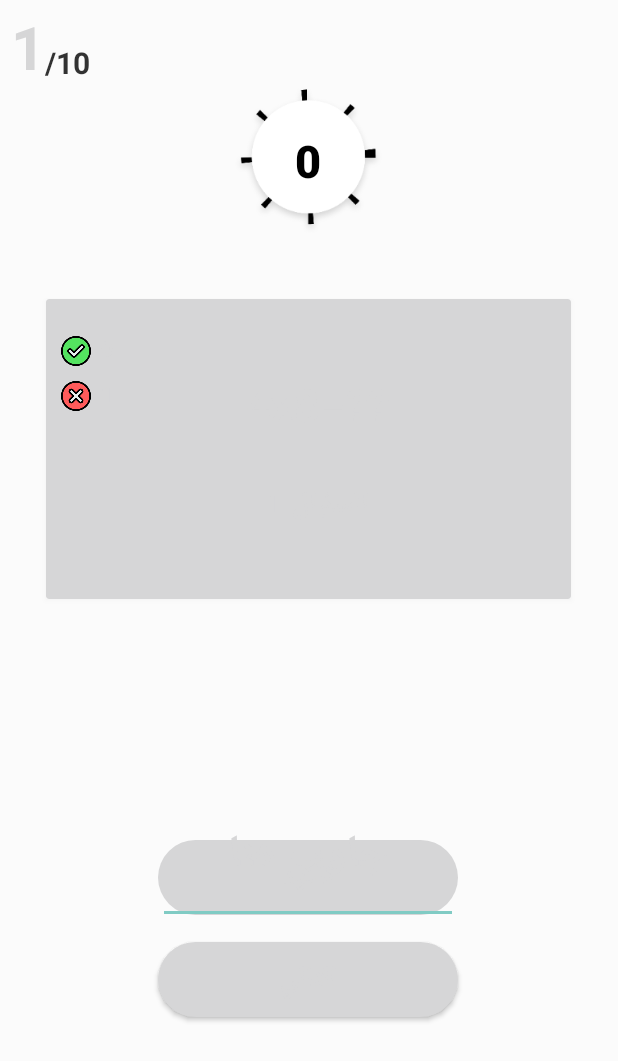
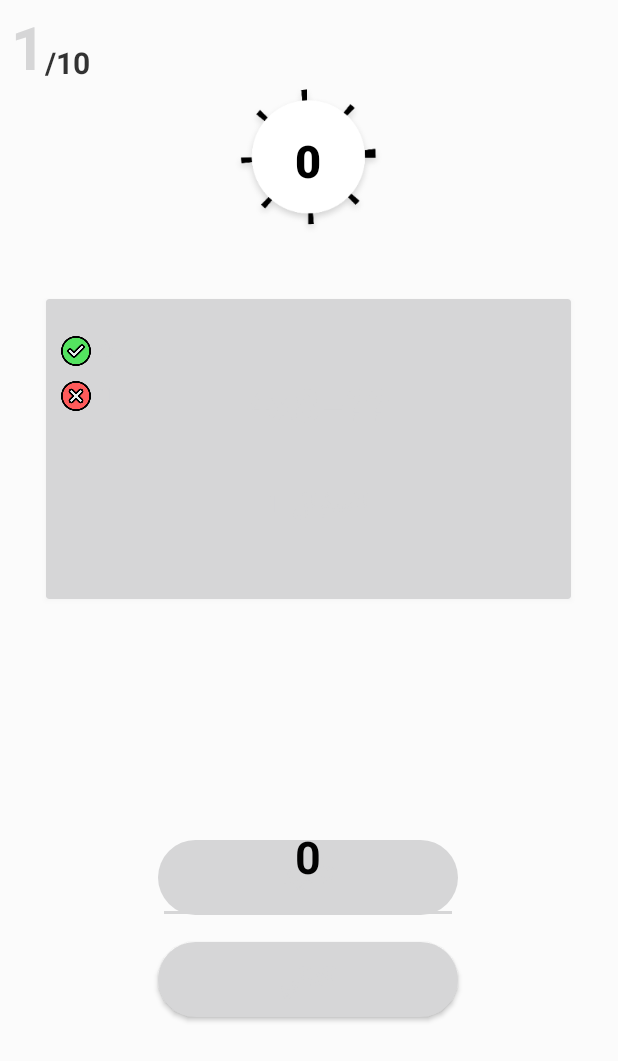
Before and after one commit to Abdulrahman0192/MathApp, an Android app: the MainActivity3 screen opened directly, with no data from a screen before it, after a tap on "تأكيد", on a phone screen of 412 x 824 dp. Shown: the top 1061 px of the screen. Run offline under Robolectric (Android 15) with nearby library versions, the phone set to English and light mode, and no system bars.

Commit message:
upgrade 0.2

```diff
--- a/app/src/main/java/com/example/mathapp/MainActivity3.java
+++ b/app/src/main/java/com/example/mathapp/MainActivity3.java
@@ -1,6 +1,4 @@
 package com.example.mathapp;
-
-import androidx.appcompat.app.AppCompatActivity;
 
 import android.content.Intent;
 import android.content.res.ColorStateList;
@@ -12,6 +10,8 @@ import android.widget.Button;
 import android.widget.EditText;
 import android.widget.TextView;
 import android.widget.Toast;
+
+import androidx.appcompat.app.AppCompatActivity;
 
 import java.util.Random;
 
@@ -106,7 +106,7 @@ public void updater() {
     submit.setEnabled(true);
     counter++;
 
-    counter1.setText("السؤال "+counter);
+    counter1.setText("السؤال " + counter);
 
 }//end method
 
@@ -119,6 +119,16 @@ public void Next(View view) {
 }//end method
 
 public void submit(View view) {
+
+    if (submit.isPressed() &&answer.getText().toString().isEmpty()) {
+
+        Toast.makeText(this, "يجب عليك ان ادخال قيمة", Toast.LENGTH_SHORT).show();
+
+    }//end if
+
+    else {
+
+
         countDownTimer.cancel();
         timeDown = 0;
         timer.setText("0");
@@ -148,7 +158,7 @@ public void submit(View view) {
         next.setEnabled(true);
         submit.setEnabled(false);
 
-
+    }//end else
 }//end method
 
 void cancelTimer() {
@@ -187,8 +197,8 @@ public void onBackPressed() {
     else {
         Intent intent = new Intent(MainActivity3.this, MainActivity.class);
         startActivity(intent);
-        playerPoints=0;
-        c=0;
+        playerPoints = 0;
+        c = 0;
         this.finish();
 
     }//end else
--- a/app/src/main/res/layout/activity_main2.xml
+++ b/app/src/main/res/layout/activity_main2.xml
@@ -175,7 +175,8 @@
         android:layout_marginBottom="208dp"
         android:gravity="center"
         android:hint="جاوب هنا"
-        android:textColorHint="@color/black"
+        android:text="0"
+        android:backgroundTint="@color/black"
         android:inputType="number"
         android:paddingBottom="19dp"
 
--- a/app/src/main/res/layout/activity_main3.xml
+++ b/app/src/main/res/layout/activity_main3.xml
@@ -176,6 +176,8 @@
         android:layout_marginBottom="208dp"
         android:gravity="center"
         android:hint="جاوب هنا"
+        android:text="0"
+        android:backgroundTint="@color/black"
         android:textColorHint="@color/black"
         android:inputType="number"
         android:paddingBottom="19dp"
--- a/app/src/main/res/layout/activity_main4.xml
+++ b/app/src/main/res/layout/activity_main4.xml
@@ -177,6 +177,8 @@
         android:layout_marginBottom="208dp"
         android:gravity="center"
         android:hint="جاوب هنا"
+        android:text="0"
+        android:backgroundTint="@color/black"
         android:textColorHint="@color/black"
         android:inputType="number"
         android:paddingBottom="19dp"
--- a/app/src/main/res/layout/activity_main5.xml
+++ b/app/src/main/res/layout/activity_main5.xml
@@ -176,6 +176,8 @@
         android:layout_marginBottom="208dp"
         android:gravity="center"
         android:hint="جاوب هنا"
+        android:text="0"
+        android:backgroundTint="@color/black"
         android:textColorHint="@color/black"
         android:inputType="number"
         android:paddingBottom="19dp"
```
Also changed, not shown: app/src/main/java/com/example/mathapp/MainActivity2.java (+14 -3 lines), app/src/main/java/com/example/mathapp/MainActivity4.java (+10 -0 lines), app/src/main/java/com/example/mathapp/MainActivity5.java (+12 -0 lines). Lines whose indentation alone changed are shown as unchanged.
